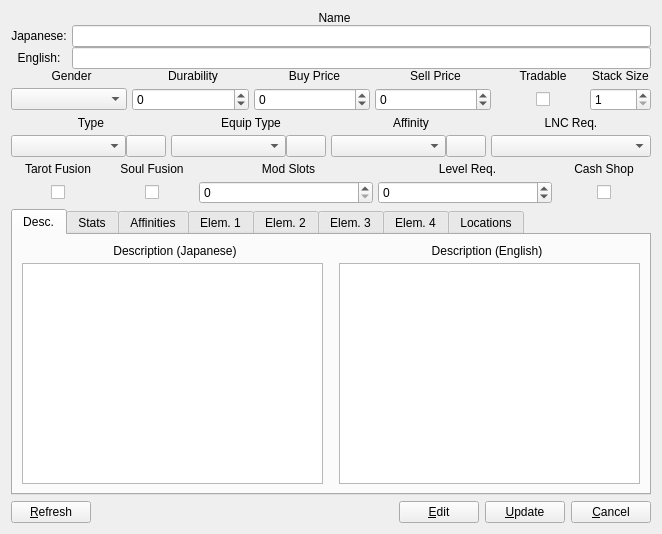
Before: the Qt Designer form client/ui/ItemView.ui in erikku/frosty, drawn with Qt 5.
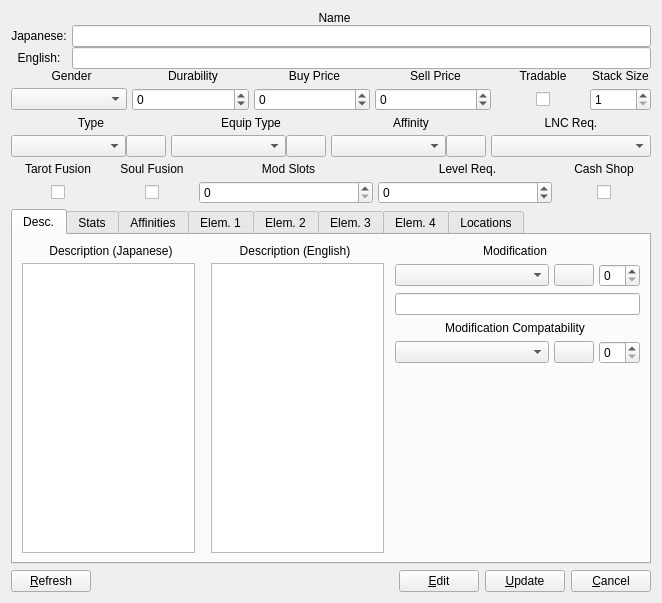
After: the same form once the commit is applied. The open tabs and pages were chosen to show the change. Custom widgets are drawn as their Qt base class.

Commit message: Added modification fields to the item window.

What changed in the file:
```diff
--- a/client/ui/ItemView.ui
+++ b/client/ui/ItemView.ui
@@ -8,7 +8,7 @@
     <x>0</x>
     <y>0</y>
     <width>662</width>
-    <height>534</height>
+    <height>603</height>
    </rect>
   </property>
   <layout class="QVBoxLayout">
@@ -3620,7 +3620,10 @@
             <number>0</number>
            </property>
            <item>
-            <layout class="QVBoxLayout">
+            <layout class="QHBoxLayout" name="horizontalLayout_9"/>
+           </item>
+           <item>
+            <layout class="QVBoxLayout" name="_6">
              <property name="spacing">
               <number>5</number>
              </property>
@@ -3663,13 +3666,7 @@
             </layout>
            </item>
            <item>
-            <widget class="QWidget" name="descEditDivider" native="true">
-             <property name="sizePolicy">
-              <sizepolicy hsizetype="Preferred" vsizetype="Expanding">
-               <horstretch>0</horstretch>
-               <verstretch>0</verstretch>
-              </sizepolicy>
-             </property>
+            <widget class="QWidget" name="descSeparator2" native="true">
              <property name="minimumSize">
               <size>
                <width>6</width>
@@ -3721,6 +3718,230 @@
              </item>
             </layout>
            </item>
+           <item>
+            <widget class="QWidget" name="separatorWidget2" native="true">
+             <property name="minimumSize">
+              <size>
+               <width>6</width>
+               <height>0</height>
+              </size>
+             </property>
+            </widget>
+           </item>
+           <item>
+            <layout class="QVBoxLayout">
+             <property name="spacing">
+              <number>6</number>
+             </property>
+             <item>
+              <widget class="QLabel" name="modLabel2">
+               <property name="text">
+                <string>Modification</string>
+               </property>
+               <property name="alignment">
+                <set>Qt::AlignCenter</set>
+               </property>
+              </widget>
+             </item>
+             <item>
+              <layout class="QHBoxLayout">
+               <property name="spacing">
+                <number>0</number>
+               </property>
+               <item>
+                <spacer>
+                 <property name="orientation">
+                  <enum>Qt::Horizontal</enum>
+                 </property>
+                 <property name="sizeType">
+                  <enum>QSizePolicy::Minimum</enum>
+                 </property>
+                 <property name="sizeHint" stdset="0">
+                  <size>
+                   <width>5</width>
+                   <height>5</height>
+                  </size>
+                 </property>
+                </spacer>
+               </item>
+               <item>
+                <widget class="QComboBox" name="modTypeEdit">
+                 <property name="sizePolicy">
+                  <sizepolicy hsizetype="MinimumExpanding" vsizetype="Fixed">
+                   <horstretch>0</horstretch>
+                   <verstretch>0</verstretch>
+                  </sizepolicy>
+                 </property>
+                </widget>
+               </item>
+               <item>
+                <spacer>
+                 <property name="orientation">
+                  <enum>Qt::Horizontal</enum>
+                 </property>
+                 <property name="sizeType">
+                  <enum>QSizePolicy::Minimum</enum>
+                 </property>
+                 <property name="sizeHint" stdset="0">
+                  <size>
+                   <width>5</width>
+                   <height>5</height>
+                  </size>
+                 </property>
+                </spacer>
+               </item>
+               <item>
+                <widget class="QPushButton" name="modTypeEditButton"/>
+               </item>
+               <item>
+                <spacer>
+                 <property name="orientation">
+                  <enum>Qt::Horizontal</enum>
+                 </property>
+                 <property name="sizeType">
+                  <enum>QSizePolicy::Minimum</enum>
+                 </property>
+                 <property name="sizeHint" stdset="0">
+                  <size>
+                   <width>5</width>
+                   <height>5</height>
+                  </size>
+                 </property>
+                </spacer>
+               </item>
+               <item>
+                <widget class="QSpinBox" name="modLevelEdit"/>
+               </item>
+              </layout>
+             </item>
+             <item>
+              <layout class="QHBoxLayout">
+               <property name="spacing">
+                <number>0</number>
+               </property>
+               <item>
+                <spacer>
+                 <property name="orientation">
+                  <enum>Qt::Horizontal</enum>
+                 </property>
+                 <property name="sizeType">
+                  <enum>QSizePolicy::Minimum</enum>
+                 </property>
+                 <property name="sizeHint" stdset="0">
+                  <size>
+                   <width>5</width>
+                   <height>5</height>
+                  </size>
+                 </property>
+                </spacer>
+               </item>
+               <item>
+                <widget class="QLineEdit" name="modDescEdit"/>
+               </item>
+              </layout>
+             </item>
+             <item>
+              <widget class="QLabel" name="modCompatLabel2">
+               <property name="minimumSize">
+                <size>
+                 <width>250</width>
+                 <height>0</height>
+                </size>
+               </property>
+               <property name="text">
+                <string>Modification Compatability</string>
+               </property>
+               <property name="alignment">
+                <set>Qt::AlignCenter</set>
+               </property>
+              </widget>
+             </item>
+             <item>
+              <layout class="QHBoxLayout">
+               <property name="spacing">
+                <number>0</number>
+               </property>
+               <item>
+                <spacer>
+                 <property name="orientation">
+                  <enum>Qt::Horizontal</enum>
+                 </property>
+                 <property name="sizeType">
+                  <enum>QSizePolicy::Minimum</enum>
+                 </property>
+                 <property name="sizeHint" stdset="0">
+                  <size>
+                   <width>5</width>
+                   <height>5</height>
+                  </size>
+                 </property>
+                </spacer>
+               </item>
+               <item>
+                <widget class="QComboBox" name="modCompatEdit">
+                 <property name="sizePolicy">
+                  <sizepolicy hsizetype="MinimumExpanding" vsizetype="Fixed">
+                   <horstretch>0</horstretch>
+                   <verstretch>0</verstretch>
+                  </sizepolicy>
+                 </property>
+                </widget>
+               </item>
+               <item>
+                <spacer>
+                 <property name="orientation">
+                  <enum>Qt::Horizontal</enum>
+                 </property>
+                 <property name="sizeType">
+                  <enum>QSizePolicy::Minimum</enum>
+                 </property>
+                 <property name="sizeHint" stdset="0">
+                  <size>
+                   <width>5</width>
+                   <height>5</height>
+                  </size>
+                 </property>
+                </spacer>
+               </item>
+               <item>
+                <widget class="QPushButton" name="modCompatEditButton"/>
+               </item>
+               <item>
+                <spacer>
+                 <property name="orientation">
+                  <enum>Qt::Horizontal</enum>
+                 </property>
+                 <property name="sizeType">
+                  <enum>QSizePolicy::Minimum</enum>
+                 </property>
+                 <property name="sizeHint" stdset="0">
+                  <size>
+                   <width>5</width>
+                   <height>5</height>
+                  </size>
+                 </property>
+                </spacer>
+               </item>
+               <item>
+                <widget class="QSpinBox" name="modSlotEdit"/>
+               </item>
+              </layout>
+             </item>
+             <item>
+              <spacer>
+               <property name="orientation">
+                <enum>Qt::Vertical</enum>
+               </property>
+               <property name="sizeHint" stdset="0">
+                <size>
+                 <width>20</width>
+                 <height>40</height>
+                </size>
+               </property>
+              </spacer>
+             </item>
+            </layout>
+           </item>
           </layout>
          </widget>
          <widget class="QWidget" name="statsEditTab">
```
Left out of the diff: 116 changed lines with no effect on the pictures. The commit also changes 1 other file.
